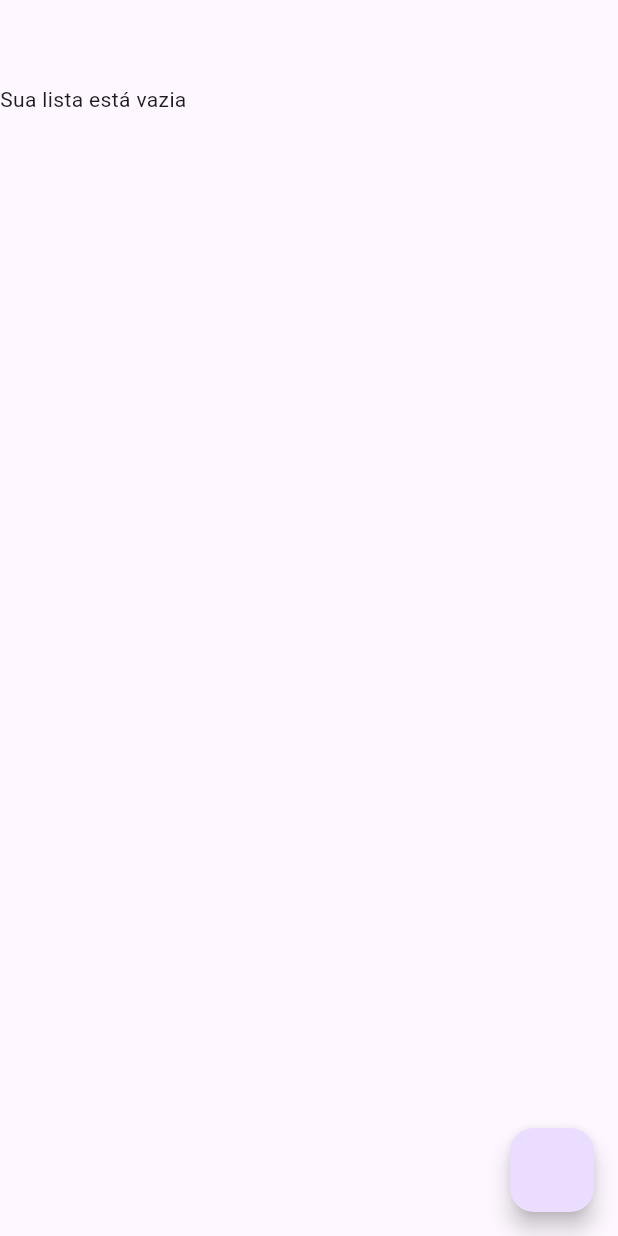
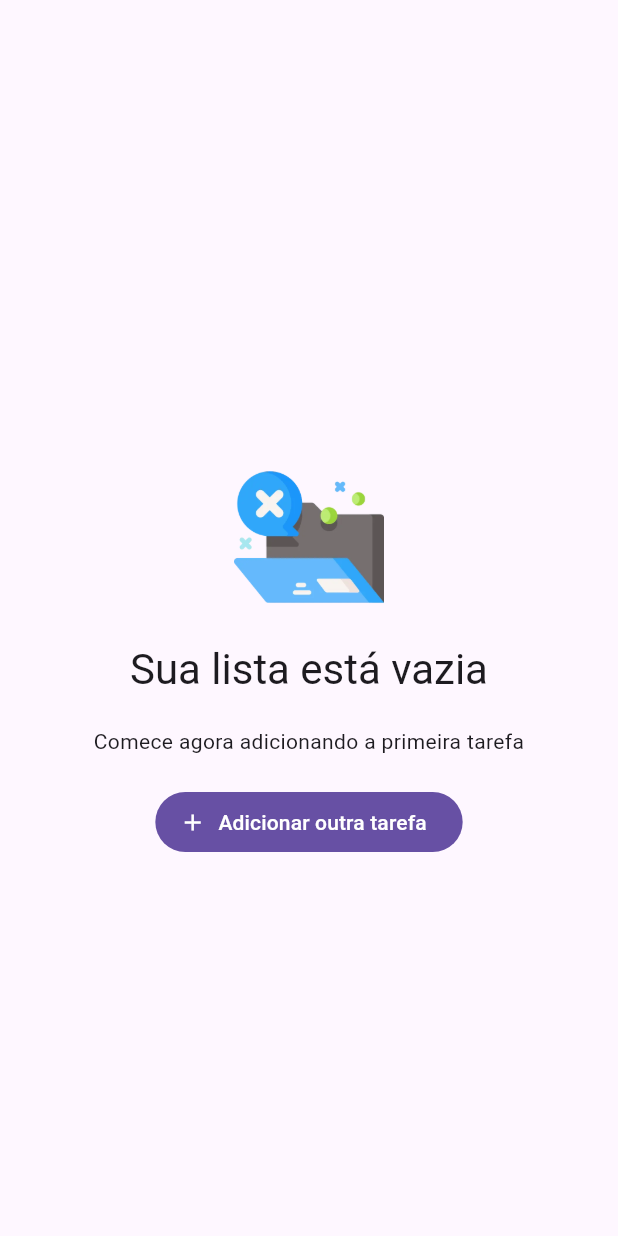
Before and after one commit to cecruzbrito/gerenciamento_de_tarefas_inicie, a Flutter app: the screen it shows after launch, on a phone screen of 412 x 824 dp. Run offline on Flutter 3.47's test engine with Material 3 defaults, Android fonts, the phone set to English and light mode, and no system bars; drawn by our look-alikes of widget_and_text_animator; our stand-ins replace dartz, get, shared_preferences.

```diff
--- a/lib/core/modules/router/router_app.dart
+++ b/lib/core/modules/router/router_app.dart
@@ -6,8 +6,5 @@ class RouterApp {
 
   pushNamed(String name, {dynamic args}) async => await Get.toNamed(name, arguments: args);
 
-  popUntil(String name) async {
-    Get.back();
-    // await Get.offNamedUntil(name, (route) => route.settings.name == name);
-  }
+  pop<T>({T? result}) => Get.back<T>(result: result);
 }
--- a/lib/core/widgets/image_icons/image_icons_app.dart
+++ b/lib/core/widgets/image_icons/image_icons_app.dart
@@ -17,7 +17,8 @@ class ImageIconsApp extends StatelessWidget {
 enum IconImage {
   success,
   cancel,
-  fail;
+  fail,
+  empty;
 
   String get path {
     switch (this) {
@@ -29,6 +30,9 @@ enum IconImage {
 
       case IconImage.fail:
         return "assets/icons/warning.webp";
+
+      case IconImage.empty:
+        return "assets/icons/empty.webp";
     }
   }
 }
--- a/lib/core/widgets/state_msg/state_msg.dart
+++ b/lib/core/widgets/state_msg/state_msg.dart
@@ -1,6 +1,5 @@
 // ignore_for_file: public_member_api_docs, sort_constructors_first
 import 'package:flutter/material.dart';
-import 'package:flutter/widgets.dart';
 
 import 'package:gerenciamento_de_tarefas/core/widgets/mixin/padding_app/padding_app.dart';
 
@@ -16,9 +15,17 @@ class StateMsg extends StatelessWidget with PaddingApp {
   static StateMsg success(String msg, {String? title, required List<Widget> buttons}) =>
       StateMsg(icon: IconImage.success, title: title ?? "Sucesso!", msg: msg, buttons: buttons);
 
+  static StateMsg empty(String msg, {String? title, required List<Widget> buttons}) =>
+      StateMsg(icon: IconImage.empty, title: title ?? "Sua lista está vazia", msg: msg, buttons: buttons);
+
+  static StateMsg error(String msg, {String? title, required List<Widget> buttons}) =>
+      StateMsg(icon: IconImage.fail, title: title ?? "Erro!", msg: msg, buttons: buttons);
+
   @override
   Widget build(BuildContext context) {
-    return Center(
+    return Padding(
+      padding: paddingScrollDefault,
+      child: Center(
         child: Column(
           spacing: spacingColumnItensField,
           mainAxisAlignment: MainAxisAlignment.center,
@@ -30,6 +37,7 @@ class StateMsg extends StatelessWidget with PaddingApp {
             Column(children: buttons),
           ],
         ),
+      ),
     );
   }
 }
--- a/lib/core/widgets/text_field_app/text_field_app.dart
+++ b/lib/core/widgets/text_field_app/text_field_app.dart
@@ -15,6 +15,7 @@ class TextFieldApp extends StatelessWidget {
     this.onChangeTxt,
     this.onTapEnter,
     this.maxLines,
+    this.autoFocus,
   });
   final TextEditingController? ctr;
   final String? label;
@@ -28,9 +29,11 @@ class TextFieldApp extends StatelessWidget {
   final int? maxLines;
   final Function(String?)? onChangeTxt;
   final Function(String?)? onTapEnter;
+  final bool? autoFocus;
   @override
   Widget build(BuildContext context) {
     return TextFormField(
+      autofocus: autoFocus ?? false,
       keyboardType: type,
       minLines: minLines,
       maxLines: maxLines,
--- a/lib/main.dart
+++ b/lib/main.dart
@@ -32,7 +32,7 @@ class MyApp extends StatelessWidget {
           page: () => AddOrUpdateTaskPage(ctr: Get.find()),
         ),
         GetPage(
-          name: "/update_task",
+          name: "/details_task",
           binding: TaskManagementBinding(),
           page: () => AddOrUpdateTaskPage(ctr: Get.find(), taskToUpdate: Get.find<RouterApp>().args as TaskEntity),
         ),
--- /dev/null
+++ b/lib/modules/task_management/domain/errors/errors.dart
@@ -0,0 +1,5 @@
+import '../../../../core/domain/errors/errors.dart';
+
+class FailureAddTaskEmptyTitle extends Failure {
+  FailureAddTaskEmptyTitle() : super(msg: "O título da tarefa é um campo obrigatório!");
+}
--- a/lib/modules/task_management/external/datasources/local/task_management_datasource_local_imp.dart
+++ b/lib/modules/task_management/external/datasources/local/task_management_datasource_local_imp.dart
@@ -2,6 +2,7 @@ import '../../../../../core/modules/cache/domain/entities/cache_entry_entity.dar
 import '../../../../../core/modules/cache/domain/repository/cache_repository.dart';
 import '../../../../../core/domain/errors/errors.dart';
 import '../../../domain/entities/task_entity.dart';
+import '../../../domain/errors/errors.dart';
 import '../../../infra/datasource/task_management_datasource.dart';
 import '../../models/task_model.dart';
 
@@ -12,6 +13,7 @@ class TaskManagementDatasourceLocalImp implements TaskManagementDatasource {
   @override
   Future<TaskEntity> addTask({required String text, bool hasCompleted = false}) async {
     try {
+      if (text.trim().isEmpty) throw FailureAddTaskEmptyTitle();
       final idTask = _generateIdentifier();
       final newTask = TaskEntity(id: idTask, createdIn: DateTime.now(), title: text, hasCompleted: hasCompleted);
       final response = await _cache.addItem(
@@ -45,7 +47,6 @@ class TaskManagementDatasourceLocalImp implements TaskManagementDatasource {
         final result = r.map((e) => TaskModel.fromMap(e.data)).toList()
           ..sort((a, b) => b.createdIn.compareTo(b.createdIn));
         return result;
-        // return result + result + result + result + result;
       });
     } on Failure {
       rethrow;
--- a/lib/modules/task_management/presentation/task_list/controllers/task_list_controller.dart
+++ b/lib/modules/task_management/presentation/task_list/controllers/task_list_controller.dart
@@ -6,7 +6,6 @@ import 'package:gerenciamento_de_tarefas/modules/task_management/domain/usecases
 import 'package:gerenciamento_de_tarefas/modules/task_management/domain/usecases/update_task/task_management_usecase_update_task.dart';
 import 'package:get/get.dart';
 
-import '../../../../../core/domain/errors/errors.dart';
 import '../../../domain/usecases/get_tasks/task_management_usecase_get_tasks.dart';
 
 part 'task_list_state.dart';
@@ -28,13 +27,13 @@ class TaskListController extends GetxController with StateMixin<TaskListState> {
   void onInit() {
     super.onInit();
     change(TaskListStarted());
-    _getTasks();
+    getTasks();
   }
 
-  _getTasks() async {
+  getTasks() async {
     change(TaskListLoading());
     final response = await _getTaskUsecase();
-    response.fold((l) => change(InitialGetError(msgError: l.msg)), (r) {
+    response.fold((l) => change(InitialGetError(msg: l.msg)), (r) {
       if (r.isEmpty) return change(TaskListEmpty());
       return change(TaskListLoaded(tasks: r));
     });
@@ -66,7 +65,11 @@ class TaskListController extends GetxController with StateMixin<TaskListState> {
     if (currentTask.tasks.isEmpty) return change(TaskListEmpty());
   }
 
-  void goToHome() {
-    _router.pushNamed("/add_task");
+  Future<void> onTapAddTask() async {
+    await _router.pushNamed("/add_task");
+  }
+
+  onTapUpdateTask(TaskEntity p1) async {
+    await _router.pushNamed("/details_task", args: p1);
   }
 }
--- a/lib/modules/task_management/presentation/task_list/controllers/task_list_state.dart
+++ b/lib/modules/task_management/presentation/task_list/controllers/task_list_state.dart
@@ -8,12 +8,12 @@ class TaskListStarted extends TaskListState {}
 class TaskListLoading extends TaskListState {}
 
 class TaskListEmpty extends TaskListState {
-  final String msg = "Sua lista está vazia";
+  final String msg = "Comece agora adicionando a primeira tarefa";
 }
 
 class InitialGetError extends TaskListState {
-  final String msgError;
-  InitialGetError({required this.msgError});
+  final String msg;
+  InitialGetError({required this.msg});
 }
 
 class TaskListLoaded extends TaskListState {
--- a/lib/modules/task_management/presentation/task_list/task_list_page.dart
+++ b/lib/modules/task_management/presentation/task_list/task_list_page.dart
@@ -6,6 +6,7 @@ import 'package:gerenciamento_de_tarefas/core/widgets/scroll/scroll_app.dart';
 import 'package:get/get.dart';
 import 'package:get/state_manager.dart';
 
+import '../../../../core/widgets/state_msg/state_msg.dart';
 import 'controllers/task_list_controller.dart';
 import 'widgets/task_tile.dart';
 
@@ -21,17 +22,45 @@ class _TaskListPageState extends State<TaskListPage> {
 
   @override
   Widget build(BuildContext context) {
+    return ctr.obx((state) {
       return ScaffoldApp(
-      floatingActionButton: FloatingActionButton(
+        floatingActionButton: state is TaskListLoaded
+            ? FloatingActionButton.extended(
+                label: Text("Adicionar tarefa"),
+                icon: Icon(Icons.add),
                 onPressed: () {
-          // ctr.goToHome();
+                  ctr.onTapAddTask();
                 },
+              )
+            : null,
+
+        body: Builder(
+          builder: (_) {
+            if (state is TaskListLoading) return LoadingApp();
+            if (state is TaskListEmpty) {
+              return StateMsg.empty(
+                state.msg,
+                buttons: [
+                  FilledButton.icon(
+                    icon: Icon(Icons.add),
+                    onPressed: ctr.onTapAddTask,
+                    label: Text("Adicionar outra tarefa"),
                   ),
-      body: ctr.obx((state) {
-        if (state is TaskListLoading) return LoadingApp();
-        if (state is TaskListStarted) return Container();
-        if (state is TaskListEmpty) return Text(state.msg);
-        if (state is InitialGetError) return Text(state.msgError);
+                ],
+              );
+            }
+            if (state is InitialGetError) {
+              return StateMsg.error(
+                state.msg,
+                buttons: [
+                  FilledButton.icon(
+                    icon: Icon(Icons.refresh),
+                    onPressed: ctr.getTasks,
+                    label: Text("Tentar novamente"),
+                  ),
+                ],
+              );
+            }
             if (state is TaskListLoaded) {
               return ScrollbarApp(
                 child: HeaderBodyApp(
@@ -46,6 +75,7 @@ class _TaskListPageState extends State<TaskListPage> {
                     itemBuilder: (BuildContext context, int index, Animation<double> animation) {
                       var task = state.tasks[index];
                       return TaskTile(
+                        onTapUpdateTask: ctr.onTapUpdateTask,
                         onChangeStatusTask: ctr.onTapChangeTask,
                         animation: animation,
                         task: task,
@@ -73,7 +103,9 @@ class _TaskListPageState extends State<TaskListPage> {
               );
             }
             return Container();
-      }),
+          },
+        ),
       );
+    });
   }
 }
```
Also changed, not shown: lib/modules/task_management/presentation/add_or_update_task/add_or_update_task_page.dart (+13 -6 lines), lib/modules/task_management/presentation/add_or_update_task/controllers/add_or_update_task_controller.dart (+12 -3 lines), lib/modules/task_management/presentation/add_or_update_task/controllers/add_or_update_task_state.dart (+5 -2 lines), lib/modules/task_management/presentation/task_list/widgets/task_tile.dart (+12 -1 lines), assets/icons/empty.webp (added). Lines whose indentation alone changed are shown as unchanged.
